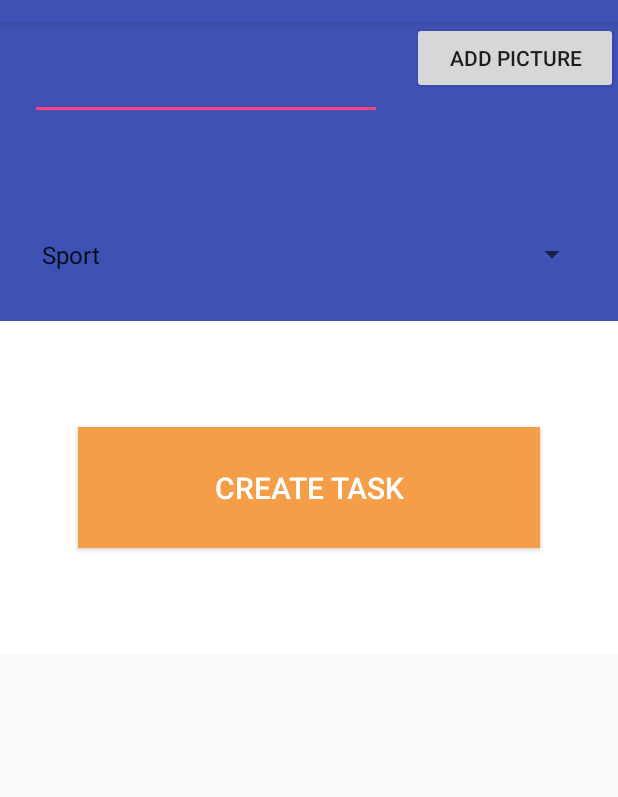
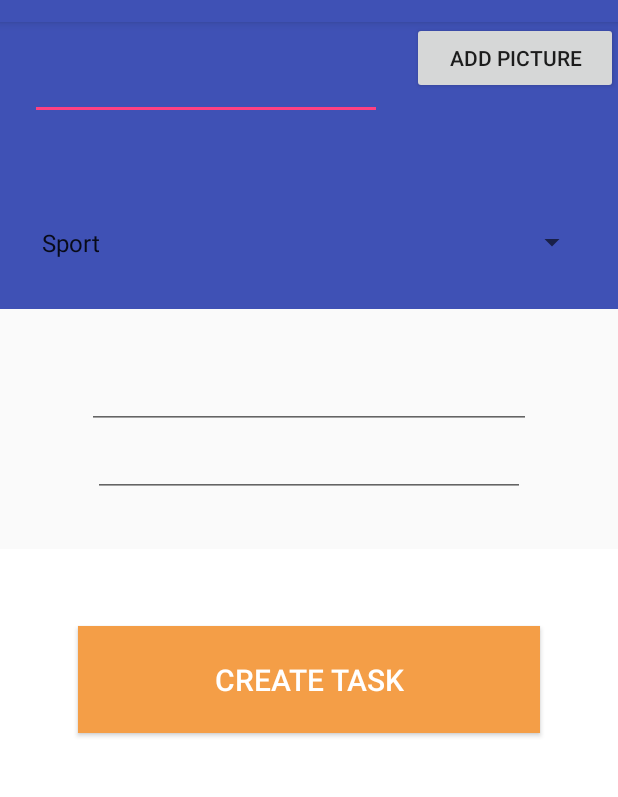
Before and after one commit to hpiso/zyla, an Android app: the CreateTaskActivity screen opened directly, with no data from a screen before it, on a phone screen of 412 x 824 dp, the part 62-859 px from its top. Run offline under Robolectric (Android 15) with nearby library versions, the phone set to English and light mode, and no system bars; libraries missing offline, so code that uses them is left out: com.wdullaer.materialdatetimepicker.

```diff
--- a/app/build.gradle
+++ b/app/build.gradle
@@ -25,4 +25,5 @@ dependencies {
     testCompile 'junit:junit:4.12'
     compile 'com.android.support:appcompat-v7:24.2.1'
     compile 'com.android.support:design:24.2.1'
+    compile 'com.wdullaer:materialdatetimepicker:3.0.0'
 }
--- a/app/src/main/java/app/zyla/activities/CreateTaskActivity.java
+++ b/app/src/main/java/app/zyla/activities/CreateTaskActivity.java
@@ -1,5 +1,6 @@
 package app.zyla.activities;
 
+import android.app.DialogFragment;
 import android.content.Intent;
 import android.support.v7.app.AppCompatActivity;
 import android.os.Bundle;
@@ -7,13 +8,20 @@ import android.view.View;
 import android.widget.ArrayAdapter;
 import android.widget.EditText;
 import android.widget.Spinner;
+import android.widget.TimePicker;
+
+import com.wdullaer.materialdatetimepicker.date.DatePickerDialog;
+import com.wdullaer.materialdatetimepicker.time.TimePickerDialog;
+
+import java.sql.Time;
+import java.util.Calendar;
 
 import app.zyla.R;
 import app.zyla.database.DatabaseHandler;
 import app.zyla.models.Category;
 import app.zyla.models.Task;
 
-public class CreateTaskActivity extends AppCompatActivity {
+public class CreateTaskActivity extends AppCompatActivity implements DatePickerDialog.OnDateSetListener, TimePickerDialog.OnTimeSetListener {
 
     @Override
     protected void onCreate(Bundle savedInstanceState) {
@@ -26,9 +34,47 @@ public class CreateTaskActivity extends AppCompatActivity {
                 R.array.task_categories, android.R.layout.simple_spinner_item);
         adapter.setDropDownViewResource(android.R.layout.simple_spinner_dropdown_item);
         spinner.setAdapter(adapter);
+
+
+        EditText date = (EditText) findViewById(R.id.newDate);
+        date.setOnClickListener(new View.OnClickListener() {
+            @Override
+            public void onClick(View v) {
+
+                Calendar now = Calendar.getInstance();
+                DatePickerDialog dpd = DatePickerDialog.newInstance(
+                        CreateTaskActivity.this,
+                        now.get(Calendar.YEAR),
+                        now.get(Calendar.MONTH),
+                        now.get(Calendar.DAY_OF_MONTH)
+                );
+                dpd.show(getFragmentManager(), "DateFragment");
+
+            }
+        });
+
+        EditText time = (EditText) findViewById(R.id.newTime);
+        time.setOnClickListener(new View.OnClickListener() {
+            @Override
+            public void onClick(View v) {
+
+                Calendar now = Calendar.getInstance();
+                TimePickerDialog dpd = TimePickerDialog.newInstance(
+                        CreateTaskActivity.this,
+                        now.get(Calendar.HOUR_OF_DAY),
+                        now.get(Calendar.MINUTE),
+                        true
+                );
+                dpd.show(getFragmentManager(), "TimeFragment");
+
+            }
+        });
+
     }
 
-    /** Called when the user clicks the Send button */
+    /**
+     * Called when the user clicks the Send button
+     */
     public void createTask(View view) {
         Intent intent = new Intent(this, MainActivity.class);
 
@@ -48,4 +94,16 @@ public class CreateTaskActivity extends AppCompatActivity {
 
         startActivity(intent);
     }
+
+    @Override
+    public void onDateSet(DatePickerDialog view, int year, int monthOfYear, int dayOfMonth) {
+        String date = "You picked the following date: "+dayOfMonth+"/"+(monthOfYear+1)+"/"+year;
+        System.out.println(date);
+    }
+
+    @Override
+    public void onTimeSet(TimePickerDialog view, int hourOfDay, int minute, int second) {
+        String time = "You picked the following time: "+hourOfDay+"h"+minute+"m"+second;
+        System.out.println(time);
+    }
 }
--- a/app/src/main/res/layout/create_task.xml
+++ b/app/src/main/res/layout/create_task.xml
@@ -89,6 +89,26 @@
     <LinearLayout
         android:orientation="vertical"
         android:layout_width="match_parent"
+        android:layout_height="160dp"
+        android:weightSum="1"
+        android:gravity="center">
+
+        <EditText
+            android:layout_width="296dp"
+            android:layout_height="wrap_content"
+            android:id="@+id/newDate"
+            android:layout_gravity="center_horizontal" />
+
+        <EditText
+            android:layout_width="288dp"
+            android:layout_height="wrap_content"
+            android:id="@+id/newTime"
+            android:layout_gravity="center_horizontal" />
+    </LinearLayout>
+
+    <LinearLayout
+        android:orientation="vertical"
+        android:layout_width="match_parent"
         android:layout_height="62dp"
         android:layout_gravity="center_horizontal"
         android:layout_weight="0.30"
```
